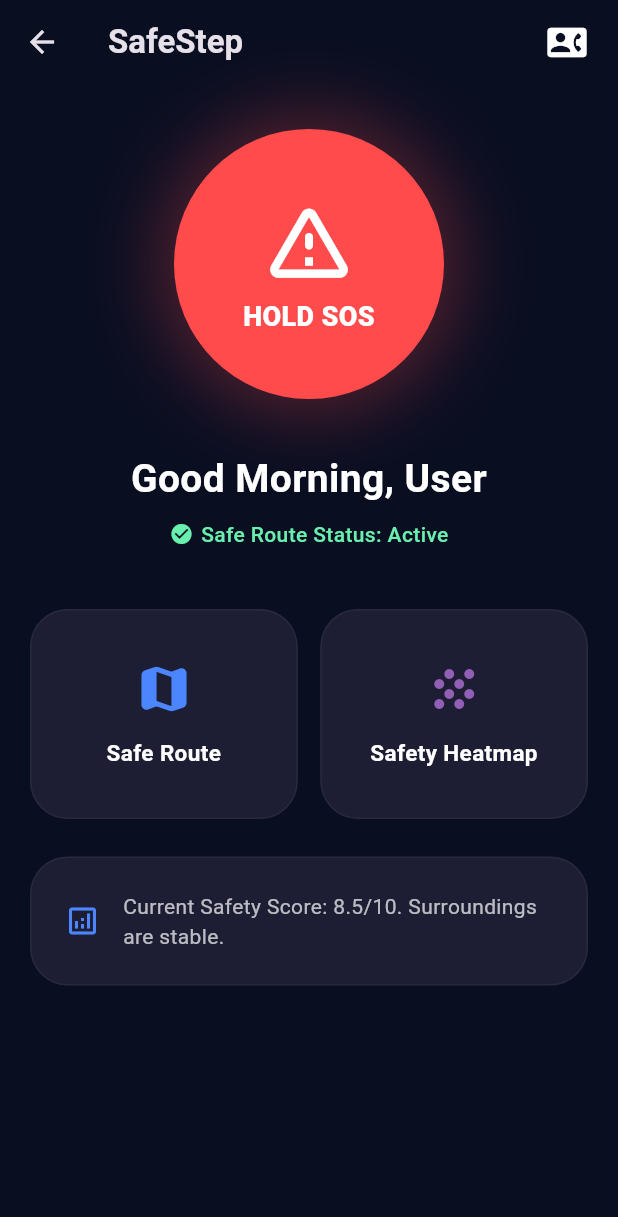
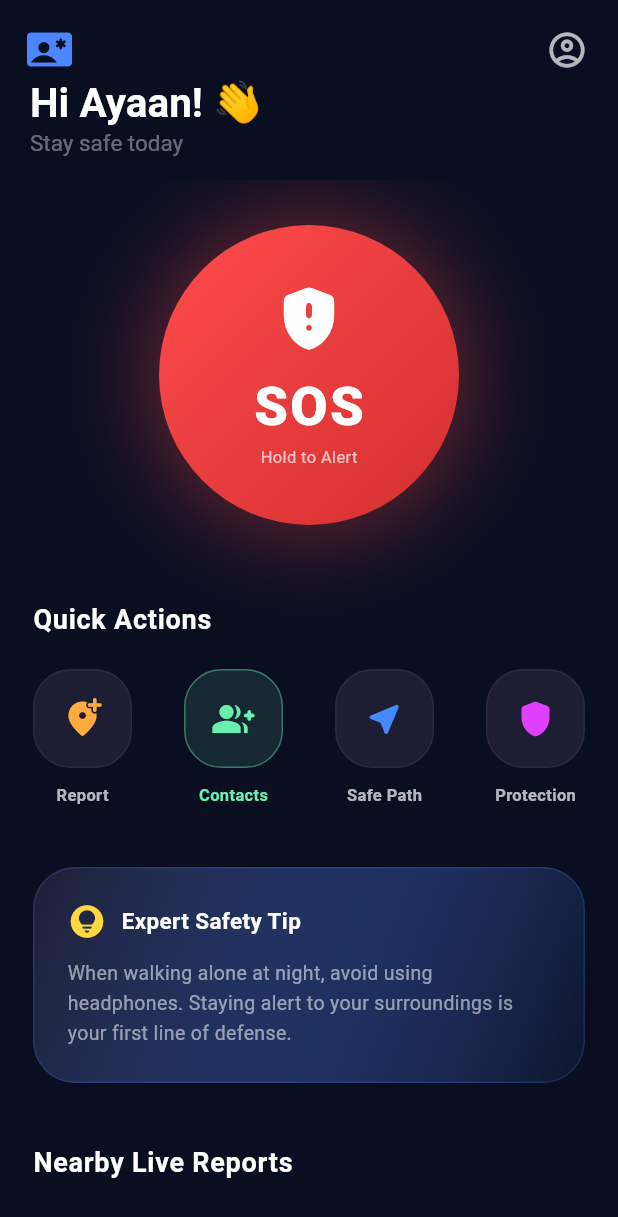
Before and after one commit to Ebrahim112002/Safe-step-app, a Flutter app: the HomeScreen screen opened directly, on a phone screen of 412 x 824 dp. Shown: the top 1217 px of the screen. Run offline on Flutter 3.47's test engine with Material 3 defaults, Android fonts, the phone set to English and light mode, and no system bars; our stand-ins replace flutter_map, geolocator, image_picker, latlong2, supabase_flutter; accounts and stored records are empty.

Commit message:
added Home screen better UI

```diff
--- a/lib/screens/home_screen.dart
+++ b/lib/screens/home_screen.dart
@@ -1,7 +1,8 @@
 import 'package:flutter/material.dart';
-import 'package:supabase_flutter/supabase_flutter.dart'; // Supabase import
+import 'package:supabase_flutter/supabase_flutter.dart';
 import '../core/app_theme.dart';
 import 'emergency_contacts_screen.dart';
+import 'incident_report_screen.dart';
 
 class HomeScreen extends StatefulWidget {
   const HomeScreen({super.key});
@@ -12,17 +13,7 @@ class HomeScreen extends StatefulWidget {
 
 class _HomeScreenState extends State<HomeScreen> {
   double _buttonScale = 1.0;
-
-  // 1. Supabase client use korun Firebase bad diye
   final SupabaseClient _supabase = Supabase.instance.client;
-
-  String _getGreeting() {
-    final hour = DateTime.now().hour;
-    if (hour >= 5 && hour < 12) return 'Good Morning';
-    if (hour >= 12 && hour < 17) return 'Good Afternoon';
-    if (hour >= 17 && hour < 20) return 'Good Evening';
-    return 'Good Night';
-  }
 
   void _triggerSOS() {
     ScaffoldMessenger.of(context).showSnackBar(
@@ -36,163 +27,281 @@ class _HomeScreenState extends State<HomeScreen> {
 
   @override
   Widget build(BuildContext context) {
-    // 2. Current User ID fetch kora
     final userId = _supabase.auth.currentUser?.id;
 
     return Scaffold(
       backgroundColor: AppTheme.darkBg,
-      appBar: AppBar(
-        elevation: 0,
-        backgroundColor: Colors.transparent,
-        title: const Text("SafeStep", style: TextStyle(fontWeight: FontWeight.bold, fontSize: 22)),
-        actions: [
-          IconButton(
-            padding: const EdgeInsets.only(right: 20),
-            icon: const Icon(Icons.contact_phone_rounded, color: Colors.white, size: 26),
-            onPressed: () => Navigator.push(context, MaterialPageRoute(builder: (context) => const EmergencyContactsScreen())),
-          ),
-        ],
-      ),
-      // 3. Supabase stream use kora
       body: StreamBuilder<List<Map<String, dynamic>>>(
-        stream: _supabase
-            .from('profiles')
-            .stream(primaryKey: ['id'])
-            .eq('id', userId ?? ''),
+        stream: _supabase.from('profiles').stream(primaryKey: ['id']).eq('id', userId ?? ''),
         builder: (context, snapshot) {
-          String userName = "User";
-
+          String userName = "Ayaan";
           if (snapshot.hasData && snapshot.data!.isNotEmpty) {
             userName = snapshot.data!.first['name'] ?? "User";
           }
 
-          // Jodi snapshot error hoy ba loading hoy tao jeno UI hang na hoy
-          return SingleChildScrollView(
-            padding: const EdgeInsets.all(20),
+          return CustomScrollView(
+            physics: const BouncingScrollPhysics(),
+            slivers: [
+              // 1. Sleek App Bar with Greetings & Fixed Spacing
+              SliverAppBar(
+                expandedHeight: 120,
+                floating: true,
+                backgroundColor: AppTheme.darkBg,
+                elevation: 0,
+                // Left Side Contact Access
+                leading: Padding(
+                  padding: const EdgeInsets.only(top: 10, left: 10),
+                  child: IconButton(
+                    icon: const Icon(Icons.contact_emergency_rounded, color: AppTheme.primaryBlue, size: 30),
+                    onPressed: () => Navigator.push(context, MaterialPageRoute(builder: (context) => const EmergencyContactsScreen())),
+                  ),
+                ),
+                flexibleSpace: FlexibleSpaceBar(
+                  titlePadding: const EdgeInsets.symmetric(horizontal: 20, vertical: 15),
+                  centerTitle: false,
+                  title: Padding(
+                    padding: const EdgeInsets.only(top: 20), // Left button er niche space thik korar jonno
                     child: Column(
+                      mainAxisAlignment: MainAxisAlignment.end,
+                      crossAxisAlignment: CrossAxisAlignment.start,
                       children: [
-                const SizedBox(height: 10),
-                // SOS Button
-                Center(
-                  child: GestureDetector(
-                    onLongPressStart: (_) => setState(() => _buttonScale = 0.9),
-                    onLongPressEnd: (_) => setState(() => _buttonScale = 1.0),
-                    onLongPress: _triggerSOS,
-                    child: AnimatedScale(
-                      scale: _buttonScale,
-                      duration: const Duration(milliseconds: 150),
-                      child: Container(
-                        height: 180,
-                        width: 180,
-                        decoration: BoxDecoration(
-                          color: AppTheme.emergencyRed,
-                          shape: BoxShape.circle,
-                          boxShadow: [
-                            BoxShadow(
-                              color: AppTheme.emergencyRed.withOpacity(0.3),
-                              blurRadius: 40,
-                              spreadRadius: 10,
-                            )
-                          ],
-                        ),
-                        child: const Column(
-                          mainAxisAlignment: MainAxisAlignment.center,
-                          children: [
-                            Icon(Icons.warning_amber_rounded, color: Colors.white, size: 65),
-                            SizedBox(height: 5),
-                            Text("HOLD SOS", style: TextStyle(color: Colors.white, fontWeight: FontWeight.w900, fontSize: 18)),
+                        Text("Hi $userName! 👋",
+                          style: const TextStyle(color: Colors.white, fontSize: 18, fontWeight: FontWeight.bold)),
+                        const Text("Stay safe today", style: TextStyle(color: Colors.white38, fontSize: 10)),
                       ],
                     ),
                   ),
                 ),
+                actions: [
+                  // Notification icon shoriye ekhane Profile/Manage icon dilam
+                  Padding(
+                    padding: const EdgeInsets.only(top: 10, right: 10),
+                    child: IconButton(
+                      icon: const Icon(Icons.account_circle_outlined, color: Colors.white70, size: 28),
+                      onPressed: () {},
                     ),
-                ),
-                const SizedBox(height: 35),
-
-                // Live Greetings
-                Column(
-                  children: [
-                    Text(
-                      "${_getGreeting()}, $userName",
-                      style: const TextStyle(fontSize: 26, fontWeight: FontWeight.bold, color: Colors.white),
-                      textAlign: TextAlign.center,
-                    ),
-                    const SizedBox(height: 8),
-                    const Row(
-                      mainAxisAlignment: MainAxisAlignment.center,
-                      children: [
-                        Icon(Icons.check_circle, color: Colors.greenAccent, size: 16),
-                        SizedBox(width: 5),
-                        Text("Safe Route Status: Active",
-                          style: TextStyle(color: Colors.greenAccent, fontSize: 14, fontWeight: FontWeight.w500)
                   ),
                 ],
               ),
+
+              SliverToBoxAdapter(
+                child: Padding(
+                  padding: const EdgeInsets.symmetric(horizontal: 22),
+                  child: Column(
+                    children: [
+                      const SizedBox(height: 30), // Spacious look
+
+                      // 2. SOS Button
+                      _buildSOSButton(),
+
+                      const SizedBox(height: 50),
+
+                      // 3. Quick Actions (Bigger Buttons)
+                      _buildSectionTitle("Quick Actions"),
+                      const SizedBox(height: 20),
+                      _buildQuickActionGrid(),
+
+                      const SizedBox(height: 40),
+
+                      // 4. Expert Safety Tip (Tumi cheyecho ami jeno dei)
+                      _buildSafetyTipCard(),
+
+                      const SizedBox(height: 40),
+
+                      // 5. Live Incidents List
+                      _buildSectionTitle("Nearby Live Reports"),
+                      const SizedBox(height: 15),
                     ],
                   ),
-                const SizedBox(height: 40),
+                ),
+              ),
 
-                // Cards
-                Row(
-                  children: [
-                    _buildSquareCard("Safe Route", Icons.map_rounded, AppTheme.primaryBlue),
-                    const SizedBox(width: 15),
-                    _buildSquareCard("Safety Heatmap", Icons.grain, AppTheme.accentPurple),
+              // 6. Incident Stream
+              StreamBuilder<List<Map<String, dynamic>>>(
+                stream: _supabase.from('reports').stream(primaryKey: ['id']).order('created_at'),
+                builder: (context, snapshot) {
+                  if (!snapshot.hasData || snapshot.data!.isEmpty) {
+                    return const SliverToBoxAdapter(
+                      child: Center(
+                        child: Padding(
+                          padding: EdgeInsets.symmetric(vertical: 20),
+                          child: Text("No incidents reported nearby.", style: TextStyle(color: Colors.white24, fontSize: 12)),
+                        ),
+                      ),
+                    );
+                  }
+                  return SliverPadding(
+                    padding: const EdgeInsets.symmetric(horizontal: 22),
+                    sliver: SliverList(
+                      delegate: SliverChildBuilderDelegate(
+                        (context, index) => _buildIncidentCard(snapshot.data![index]),
+                        childCount: snapshot.data!.length,
+                      ),
+                    ),
+                  );
+                },
+              ),
+
+              const SliverToBoxAdapter(child: SizedBox(height: 120)),
             ],
-                ),
-                const SizedBox(height: 25),
-                _buildAssessmentCard(),
-              ],
-            ),
           );
         },
       ),
     );
   }
 
-  // Card widgets (Apnar code e ja chilo tai thakbe...)
-  Widget _buildSquareCard(String title, IconData icon, Color color) {
-    return Expanded(
+  // --- UI Components ---
+
+  Widget _buildSOSButton() {
+    return GestureDetector(
+      onLongPress: _triggerSOS,
+      onLongPressStart: (_) => setState(() => _buttonScale = 0.92),
+      onLongPressEnd: (_) => setState(() => _buttonScale = 1.0),
+      child: AnimatedScale(
+        scale: _buttonScale,
+        duration: const Duration(milliseconds: 150),
         child: Container(
-        height: 140,
-        padding: const EdgeInsets.all(15),
+          height: 200, width: 200, // Size increased
           decoration: BoxDecoration(
-          color: AppTheme.cardColor,
-          borderRadius: BorderRadius.circular(25),
-          border: Border.all(color: Colors.white.withOpacity(0.05)),
+            shape: BoxShape.circle,
+            color: AppTheme.emergencyRed,
+            boxShadow: [
+              BoxShadow(
+                color: AppTheme.emergencyRed.withOpacity(0.35),
+                blurRadius: 50,
+                spreadRadius: 10
               ),
+            ],
+            gradient: const LinearGradient(
+              colors: [AppTheme.emergencyRed, Color(0xFFD32F2F)],
+              begin: Alignment.topLeft,
+              end: Alignment.bottomRight,
+            ),
+          ),
+          child: const Center(
             child: Column(
               mainAxisAlignment: MainAxisAlignment.center,
               children: [
-            Icon(icon, color: color, size: 40),
-            const SizedBox(height: 12),
-            Text(title, textAlign: TextAlign.center, style: const TextStyle(fontWeight: FontWeight.bold, fontSize: 15, color: Colors.white)),
+                Icon(Icons.gpp_maybe_rounded, color: Colors.white, size: 50),
+                SizedBox(height: 8),
+                Text("SOS", style: TextStyle(color: Colors.white, fontWeight: FontWeight.w900, fontSize: 36, letterSpacing: 1.5)),
+                Text("Hold to Alert", style: TextStyle(color: Colors.white70, fontSize: 11)),
               ],
+            ),
+          ),
         ),
       ),
     );
   }
 
-  Widget _buildAssessmentCard() {
+  Widget _buildQuickActionGrid() {
+    return Row(
+      mainAxisAlignment: MainAxisAlignment.spaceBetween,
+      children: [
+        _buildActionIcon(Icons.add_location_alt_rounded, "Report", Colors.orangeAccent, onTap: () {
+          Navigator.push(context, MaterialPageRoute(builder: (context) => const IncidentReportScreen()));
+        }),
+        _buildActionIcon(Icons.group_add_rounded, "Contacts", Colors.greenAccent, isSpecial: true, onTap: () {
+          Navigator.push(context, MaterialPageRoute(builder: (context) => const EmergencyContactsScreen()));
+        }),
+        _buildActionIcon(Icons.near_me_rounded, "Safe Path", Colors.blueAccent),
+        _buildActionIcon(Icons.shield_rounded, "Protection", Colors.purpleAccent),
+      ],
+    );
+  }
+
+  Widget _buildActionIcon(IconData icon, String label, Color color, {VoidCallback? onTap, bool isSpecial = false}) {
+    return GestureDetector(
+      onTap: onTap,
+      child: Column(
+        children: [
+          Container(
+            padding: const EdgeInsets.all(18), // Button size increased
+            decoration: BoxDecoration(
+              color: isSpecial ? color.withOpacity(0.12) : AppTheme.cardColor,
+              borderRadius: BorderRadius.circular(25),
+              border: Border.all(color: isSpecial ? color.withOpacity(0.4) : Colors.white.withOpacity(0.06)),
+            ),
+            child: Icon(icon, color: color, size: 28),
+          ),
+          const SizedBox(height: 10),
+          Text(label, style: TextStyle(color: isSpecial ? color : Colors.white70, fontSize: 11, fontWeight: FontWeight.w600)),
+        ],
+      ),
+    );
+  }
+
+  Widget _buildSafetyTipCard() {
     return Container(
+      width: double.infinity,
       padding: const EdgeInsets.all(22),
       decoration: BoxDecoration(
         color: AppTheme.cardColor,
-        borderRadius: BorderRadius.circular(25),
-        border: Border.all(color: Colors.white.withOpacity(0.05)),
+        borderRadius: BorderRadius.circular(28),
+        border: Border.all(color: AppTheme.primaryBlue.withOpacity(0.2)),
+        gradient: LinearGradient(
+          colors: [AppTheme.cardColor, AppTheme.primaryBlue.withOpacity(0.05)],
+          begin: Alignment.topLeft,
+          end: Alignment.bottomRight,
         ),
-      child: const Row(
+      ),
+      child: const Column(
+        crossAxisAlignment: CrossAxisAlignment.start,
         children: [
-          Icon(Icons.analytics_outlined, color: AppTheme.primaryBlue),
-          SizedBox(width: 15),
-          Expanded(
-            child: Text(
-              "Current Safety Score: 8.5/10. Surroundings are stable.",
-              style: TextStyle(color: Colors.white70, fontSize: 14),
+          Row(
+            children: [
+              Icon(Icons.lightbulb_circle_rounded, color: Colors.amberAccent, size: 26),
+              SizedBox(width: 10),
+              Text("Expert Safety Tip", style: TextStyle(color: Colors.white, fontWeight: FontWeight.bold, fontSize: 15)),
+            ],
           ),
+          SizedBox(height: 12),
+          Text(
+            "When walking alone at night, avoid using headphones. Staying alert to your surroundings is your first line of defense.",
+            style: TextStyle(color: Colors.white54, fontSize: 13, height: 1.5),
           ),
         ],
       ),
     );
   }
+
+  Widget _buildIncidentCard(Map<String, dynamic> report) {
+    return Container(
+      margin: const EdgeInsets.only(bottom: 14),
+      padding: const EdgeInsets.all(18),
+      decoration: BoxDecoration(
+        color: AppTheme.cardColor.withOpacity(0.8),
+        borderRadius: BorderRadius.circular(26),
+        border: Border.all(color: Colors.white.withOpacity(0.04)),
+      ),
+      child: Row(
+        children: [
+          Container(
+            padding: const EdgeInsets.all(12),
+            decoration: BoxDecoration(color: Colors.redAccent.withOpacity(0.1), shape: BoxShape.circle),
+            child: const Icon(Icons.warning_rounded, color: Colors.redAccent, size: 22),
+          ),
+          const SizedBox(width: 15),
+          Expanded(
+            child: Column(
+              crossAxisAlignment: CrossAxisAlignment.start,
+              children: [
+                Text(report['type'] ?? "Alert", style: const TextStyle(color: Colors.white, fontWeight: FontWeight.bold, fontSize: 15)),
+                const SizedBox(height: 4),
+                Text(report['description'] ?? "Incident reported nearby", style: const TextStyle(color: Colors.white38, fontSize: 12), maxLines: 1, overflow: TextOverflow.ellipsis),
+              ],
+            ),
+          ),
+          const Icon(Icons.arrow_forward_ios_rounded, color: Colors.white10, size: 16),
+        ],
+      ),
+    );
   }
+
+  Widget _buildSectionTitle(String title) {
+    return Align(
+      alignment: Alignment.centerLeft,
+      child: Text(title, style: const TextStyle(color: Colors.white, fontSize: 18, fontWeight: FontWeight.bold, letterSpacing: 0.5)),
+    );
+  }
+}
```
Lines whose indentation alone changed are shown as unchanged.
